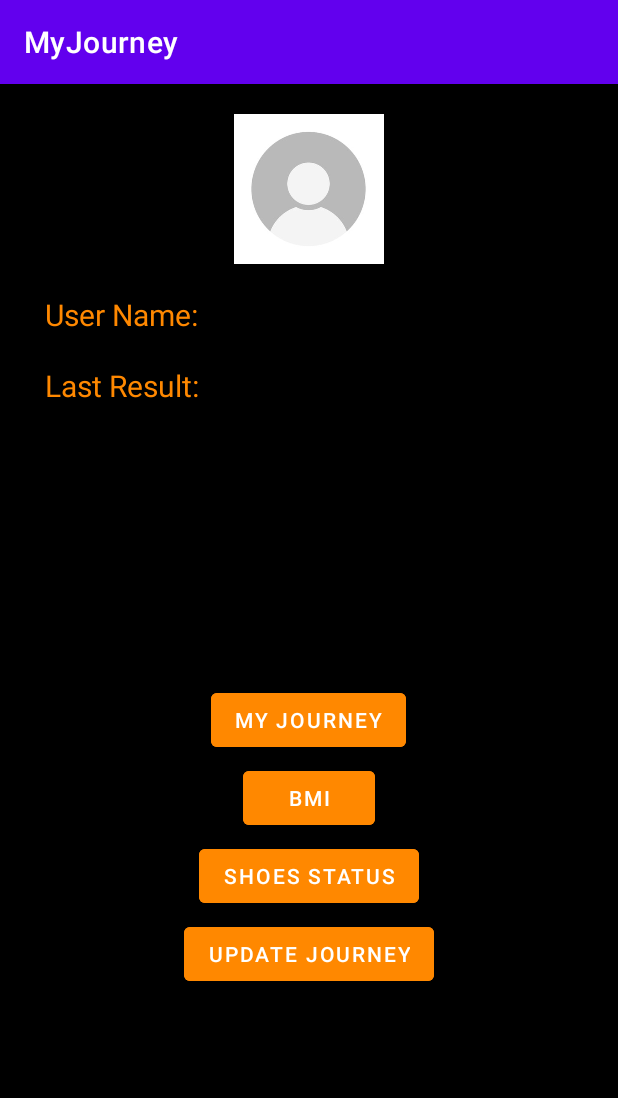
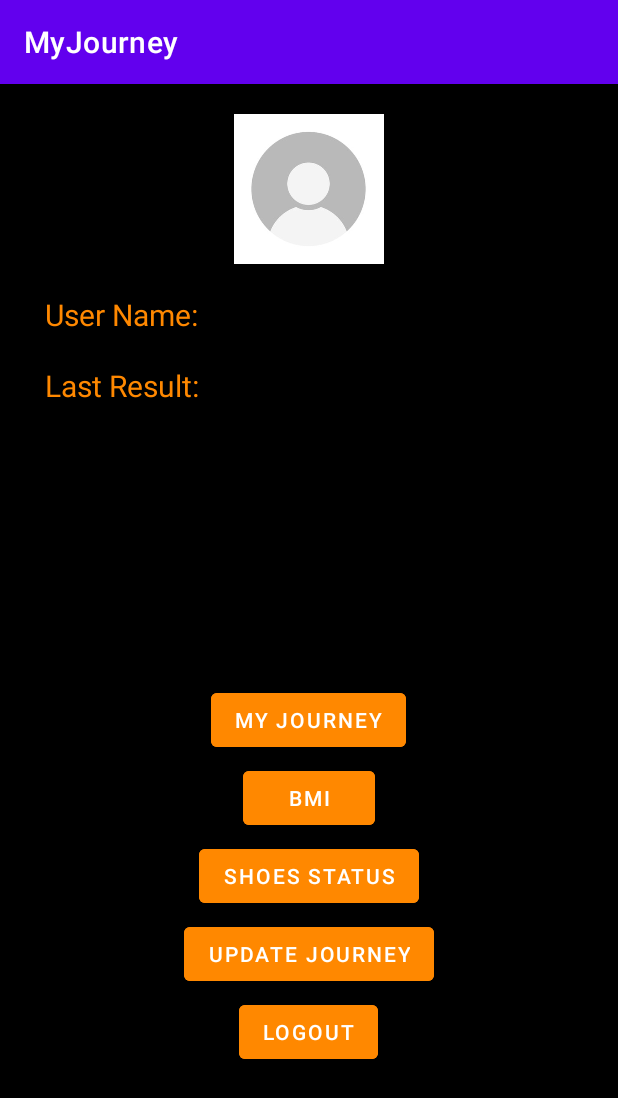
Before and after one commit to EladVaknin/Journey, an Android app: the screen it shows after launch once a user with an empty profile is signed in (ProfileActivity), on a phone screen of 412 x 824 dp. Shown: the top 1098 px of the screen. Run offline under Robolectric (Android 15) with nearby library versions, the phone set to English and light mode, and no system bars; our stand-ins replace Firebase (no records; nobody signed in at launch, a user with empty details on screens opened directly).

Commit message:
add logout button

```diff
--- a/app/src/main/java/com/example/myjourney/activities/ProfileActivity.java
+++ b/app/src/main/java/com/example/myjourney/activities/ProfileActivity.java
@@ -20,6 +20,7 @@ import androidx.annotation.Nullable;
 import androidx.appcompat.app.AppCompatActivity;
 
 import com.example.myjourney.R;
+import com.example.myjourney.useful.CacheUtilities;
 import com.google.firebase.auth.FirebaseAuth;
 import com.google.firebase.database.DatabaseReference;
 import com.google.firebase.database.FirebaseDatabase;
@@ -30,6 +31,7 @@ import com.google.firebase.storage.UploadTask;
 public class ProfileActivity extends AppCompatActivity {
     private static final String USERS_TABLE = "users";
     private Button mBmiButton ,mUpdateJourneyButton,mMyJourneyButton,mShoesStatusButton;
+    private Button mLogoutButton;
     private ImageView mPictureImageView;
     private TextView mFullName ,mLastResult;
     private final DatabaseReference mDbUser = FirebaseDatabase.getInstance().getReference(USERS_TABLE);
@@ -48,6 +50,9 @@ public class ProfileActivity extends AppCompatActivity {
     }
 
     private void initViews() {
+        mLogoutButton = findViewById(R.id.LogoutButton);
+        mLogoutButton.setOnClickListener(v -> redirectToLogout());
+
         mBmiButton = findViewById(R.id.BmiButton);
         mBmiButton.setOnClickListener(v -> redirectToBmiCalScreen());
 
@@ -71,6 +76,14 @@ public class ProfileActivity extends AppCompatActivity {
 
         mLastResult = findViewById(R.id.LastResultTextView);
         // pull the last running from the main algo
+    }
+
+    private void redirectToLogout() {
+        FirebaseAuth.getInstance().signOut();
+        CacheUtilities.clearAll(this);
+        Intent intent = new Intent(ProfileActivity.this, LoginActivity.class);
+        startActivity(intent);
+        finish();
     }
 
     private void redirectToShoesCalcuScreen() {
--- a/app/src/main/java/com/example/myjourney/activities/RegisterActivity.java
+++ b/app/src/main/java/com/example/myjourney/activities/RegisterActivity.java
@@ -71,7 +71,7 @@ public class RegisterActivity extends AppCompatActivity {
             mAuth.createUserWithEmailAndPassword(email, password).addOnCompleteListener(task -> {
                 handleProgressBar(false);
                 if (task.isSuccessful()) {
-                    UserRegular user = new UserRegular(mAuth.getCurrentUser().getUid(), email, userName, gender,weight,height,age);
+                    UserRegular user = new UserRegular(mAuth.getCurrentUser().getUid(),userName,email, gender,weight,height,age);
                     CacheUtilities.cacheUserName(this, userName);
                     CacheUtilities.cacheGender(this, gender);
                     CacheUtilities.cacheWeight(this, weight);
--- /dev/null
+++ b/app/src/main/java/com/example/myjourney/models/UserCoach.java
@@ -0,0 +1,4 @@
+package com.example.myjourney.models;
+
+public class UserCoach {
+}
--- a/app/src/main/res/layout/activity_profile.xml
+++ b/app/src/main/res/layout/activity_profile.xml
@@ -78,6 +78,17 @@
         android:text="Update Journey"
         android:backgroundTint="@android:color/holo_orange_dark"/>
 
+    <Button
+        android:layout_width="wrap_content"
+        android:layout_height="wrap_content"
+        android:id="@+id/LogoutButton"
+        android:layout_marginTop="4dp"
+        android:layout_centerHorizontal="true"
+        android:layout_below="@id/UpdateJourneyButton"
+        android:text="Logout"
+        android:backgroundTint="@android:color/holo_orange_dark"/>
+
+
 
 
 
--- a/app/src/main/res/layout/activity_register.xml
+++ b/app/src/main/res/layout/activity_register.xml
@@ -53,10 +53,10 @@
         android:layout_marginBottom="80dp"
         android:ems="10"
         android:hint="User Name"
-        android:textColorHint="@color/white"
         android:inputType="textPersonName"
         android:minHeight="48dp"
-        android:textColor="@color/white" />
+        android:textColor="@color/white"
+        android:textColorHint="@color/white" />
 
 
     <EditText
```
